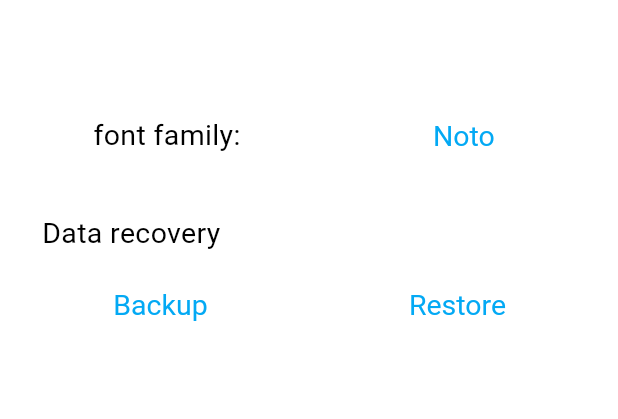
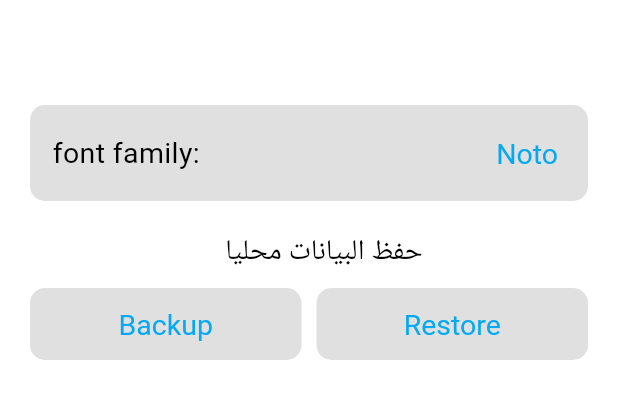
Before and after one commit to hesham04Dev/KAF, a Flutter app: the SettingsPage screen opened directly, on a phone screen of 412 x 824 dp, the part 84-503 px from its top. Run offline on Flutter 3.47's test engine with Material 2 defaults, Android fonts, the phone set to English and light mode, and no system bars; drawn by our look-alikes of dynamic_color; our stand-ins replace date_format, device_info_plus, file_picker, isar, permission_handler, shared_preferences; accounts and stored records are empty; generated files the repository leaves out were written again; Roboto replaces fonts that are missing (Noto).

Commit message:
new design for setting page

```diff
--- a/lib/screens/settings.dart
+++ b/lib/screens/settings.dart
@@ -8,6 +8,7 @@ import 'package:note_files/requiredData.dart';
 import 'package:path_provider/path_provider.dart';
 import 'package:permission_handler/permission_handler.dart';
 
+import '../functions/boolFn.dart';
 import '../functions/isRtlTextDirection.dart';
 import '../models/styles.dart';
 import '../translations/translations.dart';
@@ -21,8 +22,8 @@ class SettingsPage extends StatefulWidget {
   State<SettingsPage> createState() => _SettingsPageState();
 }
 
-const fonts = ["Noto","Amiri"];
-const ar_fonts = ["نوتو","اميري"];
+const fonts = ["Noto", "Amiri"];
+const ar_fonts = ["نوتو", "اميري"];
 
 class _SettingsPageState extends State<SettingsPage> {
   final Map<String, String> locale = requiredData.locale;
@@ -32,8 +33,17 @@ class _SettingsPageState extends State<SettingsPage> {
   @override
   Widget build(BuildContext context) {
     bool isAmiri = requiredData.isAmiri;
-    if(Platform.isAndroid){
-       deviceInfo =  DeviceInfoPlugin().androidInfo;}
+    bool isDark = isDarkMode(context);
+    Color background;
+    if (!isDark) {
+      background = Colors.black12;
+    } else {
+      background = Colors.white12;
+    }
+    if (Platform.isAndroid) {
+      deviceInfo = DeviceInfoPlugin().androidInfo;
+    }
+    final double half = (MediaQuery.sizeOf(context).width / 2) - 25;
 
     return Directionality(
       textDirection: isRtlTextDirection(requiredData.isRtl),
@@ -42,28 +52,37 @@ class _SettingsPageState extends State<SettingsPage> {
           title: Text(locale[TranslationsKeys.settings]!),
         ),
         body: Padding(
-          padding: const EdgeInsets.all(8.0),
+          padding: const EdgeInsets.all(20),
           child: ListView(
             children: [
               SizedBox(
                 height: 50,
               ),
-              Row(
-                mainAxisAlignment: MainAxisAlignment.spaceAround,
+              Container(
+                decoration: BoxDecoration(
+                    color: background, borderRadius: BorderRadius.circular(10)),
+                child: Row(
+                  mainAxisAlignment: MainAxisAlignment.spaceBetween,
                   children: [
-                  Text(locale[TranslationsKeys.fontFamily]!, style: MediumText()),
+                    Padding(
+                      padding: const EdgeInsets.symmetric(horizontal: 15.0),
+                      child: Text(locale[TranslationsKeys.fontFamily]!,
+                          style: MediumText()),
+                    ),
                     Padding(
                       padding: const EdgeInsets.all(8.0),
                       child: TextButton(
-                        onPressed: () async{
+                          onPressed: () async {
                             if (isAmiri)
                               requiredData.set_isAmiri = false;
                             else
                               requiredData.set_isAmiri = true;
-                          showDialog(context: context, builder: (context) => RestartAppDialog(),);
+                            showDialog(
+                              context: context,
+                              builder: (context) => RestartAppDialog(),
+                            );
                             await requiredData.setDefaultFont();
                             setState(() {});
-
                           },
                           child: Text(isArabic == true
                               ? ar_fonts[isAmiri ? 1 : 0]
@@ -71,54 +90,60 @@ class _SettingsPageState extends State<SettingsPage> {
                     )
                   ],
                 ),
+              ),
               SizedBox(
                 height: 20,
               ),
               Padding(
                 padding: const EdgeInsetsDirectional.only(start: 20),
                 child: Text(
-                  locale[TranslationsKeys.dataRecovery]!,
-                  textAlign: TextAlign.start,
+                  //locale[TranslationsKeys.dataRecovery]!,
+                  "حفظ البيانات محليا",
+                  textAlign: TextAlign.center,
                   style: MediumText(),
                 ),
               ),
-              SizedBox(height: 10,),
+              SizedBox(
+                height: 10,
+              ),
               Column(
                 mainAxisSize: MainAxisSize.min,
                 mainAxisAlignment: MainAxisAlignment.start,
                 children: [
-
                   Row(
                     children: [
-                      SizedBox(
-                        width: (MediaQuery.sizeOf(context).width / 2) - 8,
+                      Container(
+                        decoration: BoxDecoration(
+                            color: background,
+                            borderRadius: BorderRadius.circular(10)),
+                        width: half,
                         child: TextButton(
                             onPressed: () async {
-
-                              if(Platform.isAndroid ){
+                              if (Platform.isAndroid) {
                                 final _deviceInfo = await deviceInfo;
-                                if(_deviceInfo.version.sdkInt <32){
-                                var allowStorage = await Permission.storage.request();
-                                if(allowStorage.isGranted){
+                                if (_deviceInfo.version.sdkInt < 32) {
+                                  var allowStorage =
+                                      await Permission.storage.request();
+                                  if (allowStorage.isGranted) {
                                     requiredData.db.localBackup(true);
                                     showDialog(
                                       context: context,
                                       builder: (context) => Dialog(
                                         child: Padding(
                                           padding: const EdgeInsets.all(20.0),
-                                        child: Text(
-                                            locale[TranslationsKeys.backupMsg]!),
+                                          child: Text(locale[
+                                              TranslationsKeys.backupMsg]!),
                                         ),
                                       ),
                                     );
                                   }
                                 }
-                                var allowStorage = await Permission.storage.request();
+                                var allowStorage =
+                                    await Permission.storage.request();
                                 requiredData.db.localBackup(true);
                               }
                               //var allowStorage = await Permission.storage.request();
                               requiredData.db.localBackup(false);
-
 
                               showDialog(
                                 context: context,
@@ -134,47 +159,58 @@ class _SettingsPageState extends State<SettingsPage> {
                             },
                             child: Text(locale[TranslationsKeys.backup]!)),
                       ),
-                      SizedBox(
-                        width: (MediaQuery.sizeOf(context).width / 2) - 8,
+                      const SizedBox(
+                        width: 10,
+                      ),
+                      Container(
+                        decoration: BoxDecoration(
+                            color: background,
+                            borderRadius: BorderRadius.circular(10)),
+                        width: half,
                         child: TextButton(
                             onPressed: () async {
                               //var allowStorage = await Permission.storage.request();
                               var downloadsDir = await getDownloadsDirectory();
                               FilePickerResult? result =
                                   await FilePicker.platform.pickFiles(
-
                                 initialDirectory: downloadsDir!.path,
                               );
                               if (result != null) {
                                 if (result.files.single.path!
                                     .endsWith(".hcody")) {
-
-                                  if(Platform.isAndroid){
+                                  if (Platform.isAndroid) {
                                     final _deviceInfo = await deviceInfo;
-                                  if(_deviceInfo.version.sdkInt < 32){
-                                    var allowStorage = await Permission.storage.request();
-                                    if(allowStorage.isGranted){
+                                    if (_deviceInfo.version.sdkInt < 32) {
+                                      var allowStorage =
+                                          await Permission.storage.request();
+                                      if (allowStorage.isGranted) {
                                         requiredData.db.copyDbToSupportDir(
                                             result.files.single.path);
 
                                         showDialog(
                                             context: context,
-                                          builder: (context) => RestartAppDialog());
+                                            builder: (context) =>
+                                                RestartAppDialog());
                                       }
-                                  }else{
+                                    } else {
                                       requiredData.db.copyDbToSupportDir(
                                           result.files.single.path);
 
                                       showDialog(
                                         context: context,
-                                      builder: (context) => RestartAppDialog(),);}
-                                  }else{
+                                        builder: (context) =>
+                                            RestartAppDialog(),
+                                      );
+                                    }
+                                  } else {
                                     requiredData.db.copyDbToSupportDir(
                                         result.files.single.path);
 
                                     showDialog(
                                       context: context,
-                                    builder: (context) => RestartAppDialog(),);}
+                                      builder: (context) => RestartAppDialog(),
+                                    );
+                                  }
                                 } else {
                                   showDialog(
                                     context: context,
@@ -192,10 +228,10 @@ class _SettingsPageState extends State<SettingsPage> {
                                   );
                                 }
                               }
-
-
                             },
-                            child: Text(locale[TranslationsKeys.restore]!,)),
+                            child: Text(
+                              locale[TranslationsKeys.restore]!,
+                            )),
                       ),
                     ],
                   )
```
Lines whose indentation alone changed are shown as unchanged.
